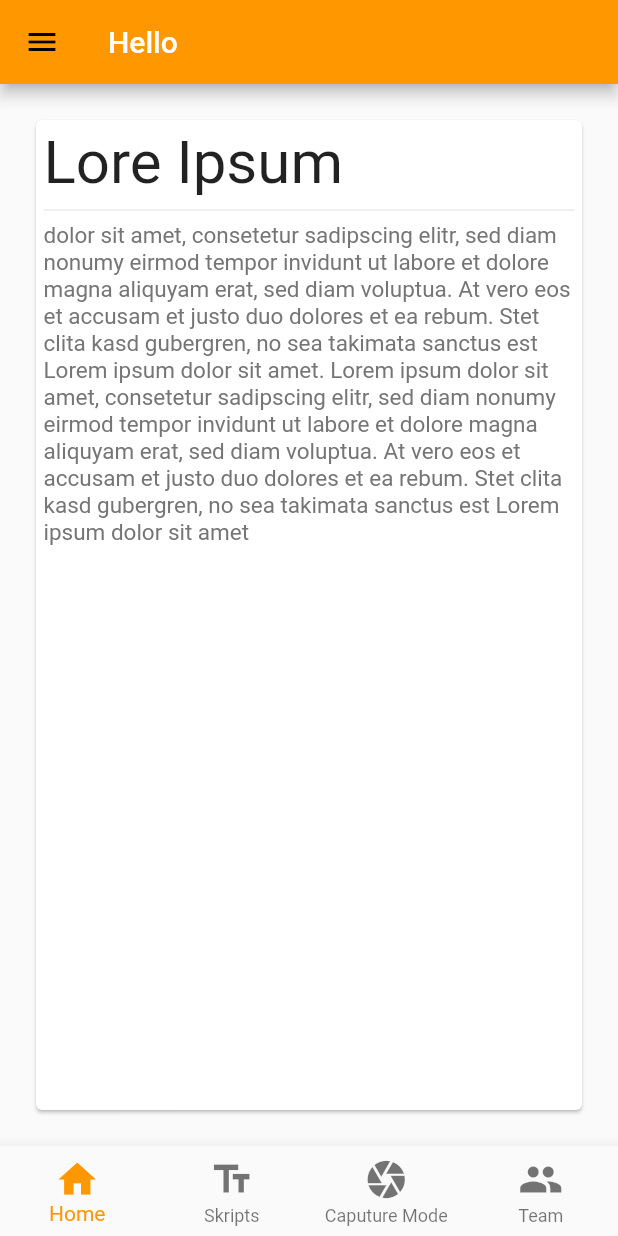
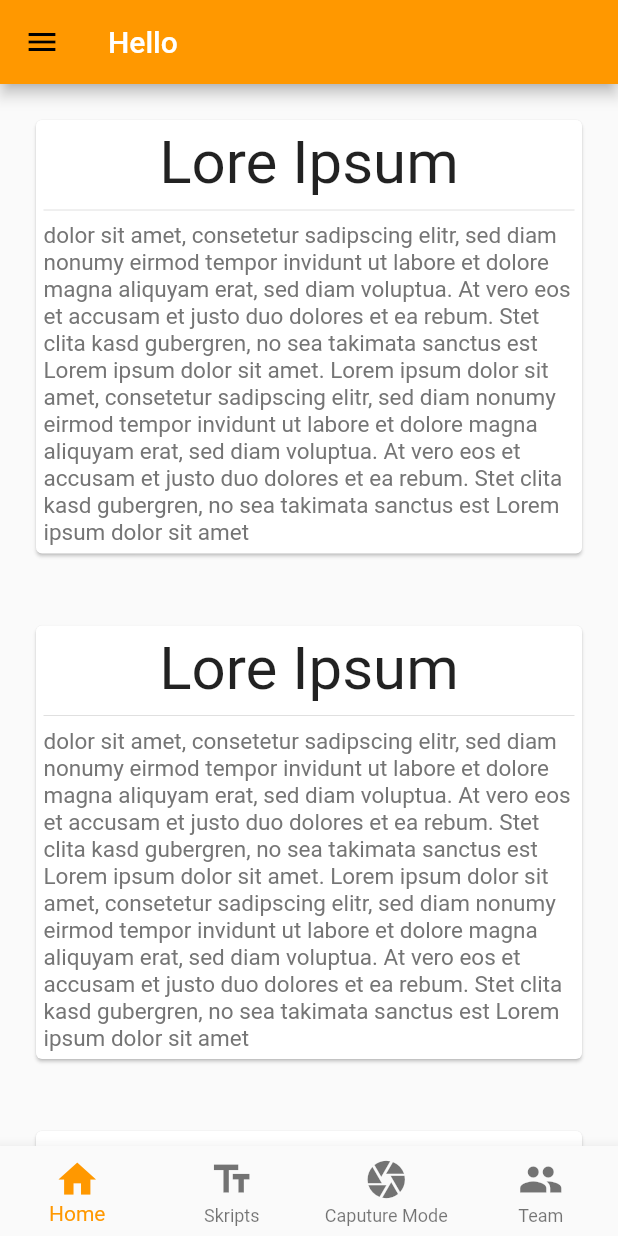
Before and after one commit to RaffaelSchaefer/project_snap, a Flutter app: the screen it shows after launch, on a phone screen of 412 x 824 dp. Run offline on Flutter 3.47's test engine with Material 2 defaults, Android fonts, the phone set to English and light mode, and no system bars.

Commit message:
Scrollable Text

```diff
--- a/lib/Widget/cards.dart
+++ b/lib/Widget/cards.dart
@@ -3,7 +3,9 @@ import "package:flutter/material.dart";
 class SimpleCard extends StatelessWidget {
   @override
   Widget build(BuildContext context) {
-    return Container(
+    return ListBody(
+      children: [
+        Container(
           padding: EdgeInsets.all(20),
           child: Card(
             child: Container(
@@ -11,7 +13,6 @@ class SimpleCard extends StatelessWidget {
               child: Column(
                 children: [
                   Container(
-                alignment: Alignment.bottomLeft,
                     child: Text(
                       "Lore Ipsum",
                       textAlign: TextAlign.left,
@@ -30,6 +31,8 @@ class SimpleCard extends StatelessWidget {
               ),
             ),
           ),
+        )
+      ],
     );
   }
 }
--- a/lib/home.dart
+++ b/lib/home.dart
@@ -1,4 +1,5 @@
 import 'package:flutter/material.dart';
+import 'package:flutter/rendering.dart';
 import 'package:project_snap/Widget/Custom_BottomNav.dart';
 import 'package:project_snap/Widget/Custom_Drawer.dart';
 import 'package:project_snap/Widget/cards.dart';
@@ -23,7 +24,9 @@ class _HomeState extends State<Home> {
         ),
       ),
       drawer: Custom_Drawer(),
-      body: SimpleCard(),
+      body: ListView(
+        children: [SimpleCard(), SimpleCard(), SimpleCard(), SimpleCard()],
+      ),
       bottomNavigationBar: Custom_BotNav(),
     );
   }
```
Lines whose indentation alone changed are shown as unchanged.
